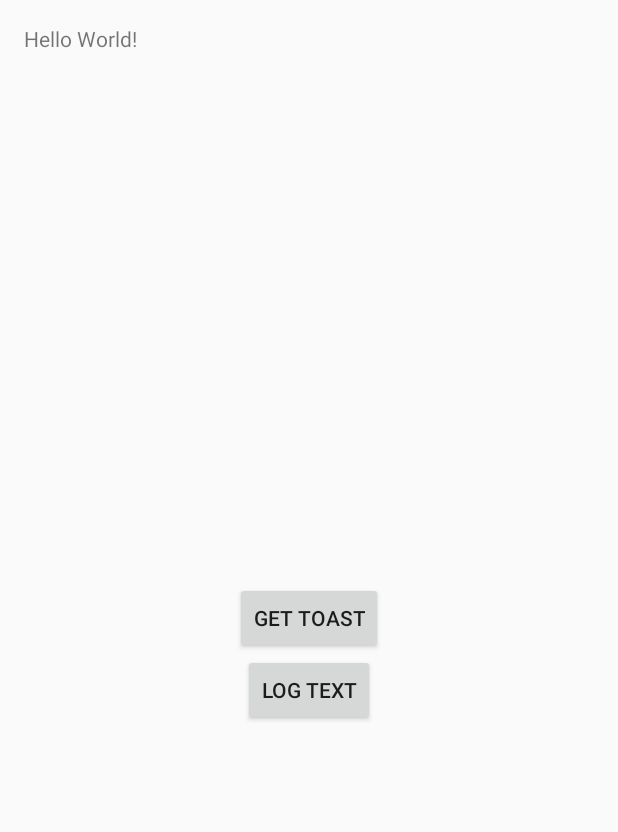
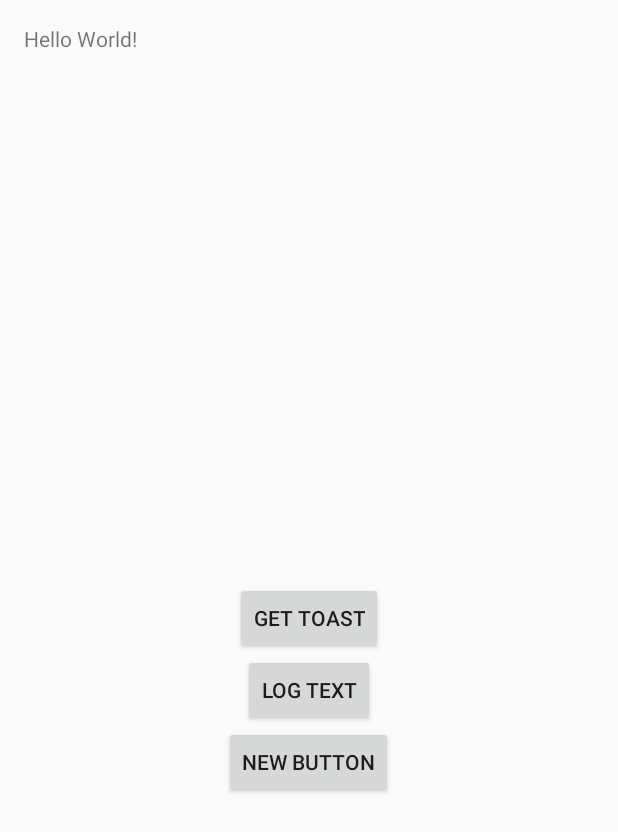
Before and after one commit to pjzmove/pjz-code, an Android app: the screen it shows after launch (MainActivity), after a tap on "LOG TEXT", on a phone screen of 412 x 824 dp. Shown: the top 832 px of the screen. Run offline under Robolectric (Android 15) with nearby library versions, the phone set to English and light mode, and no system bars.

Commit message:
add another new button

```diff
--- a/app/src/main/java/com/example/pjz/mytestcodedemo/MainActivity.java
+++ b/app/src/main/java/com/example/pjz/mytestcodedemo/MainActivity.java
@@ -9,6 +9,7 @@ import android.widget.Toast;
 public class MainActivity extends Activity implements View.OnClickListener{
     private Button mGetToastBt;
     private Button mGetLogTxtBt;
+    private Button mNewBt;
 
     @Override
     protected void onCreate(Bundle savedInstanceState) {
@@ -17,11 +18,13 @@ public class MainActivity extends Activity implements View.OnClickListener{
         initView();
         mGetToastBt.setOnClickListener(this);
         mGetLogTxtBt.setOnClickListener(this);
+        mNewBt.setOnClickListener(this);
     }
 
     private void initView() {
         mGetToastBt = (Button) findViewById(R.id.get_toast);
         mGetLogTxtBt = (Button) findViewById(R.id.log_text);
+        mNewBt = (Button) findViewById(R.id.new_button);
     }
 
     @Override
@@ -33,6 +36,9 @@ public class MainActivity extends Activity implements View.OnClickListener{
             case R.id.log_text:
                 show("this is a log button, if you click this button then output some message of this project debug");
                 break;
+            case R.id.new_button:
+
+                break;
             default:
                 break;
         }
--- a/app/src/main/res/layout/activity_main.xml
+++ b/app/src/main/res/layout/activity_main.xml
@@ -28,4 +28,12 @@
         android:layout_centerHorizontal="true"
         android:layout_below="@+id/get_toast"
         android:text="Log Text"/>
+
+    <Button
+        android:layout_width="wrap_content"
+        android:layout_height="wrap_content"
+        android:id="@+id/new_button"
+        android:layout_centerHorizontal="true"
+        android:layout_below="@+id/log_text"
+        android:text="New Button"/>
 </RelativeLayout>
```
